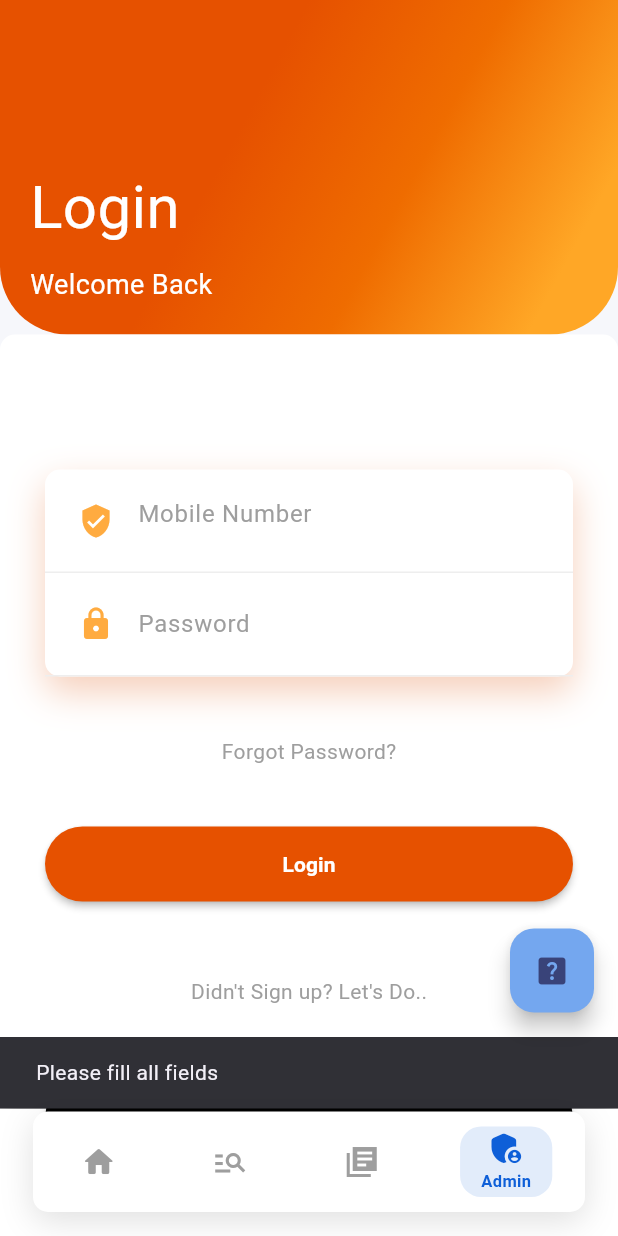
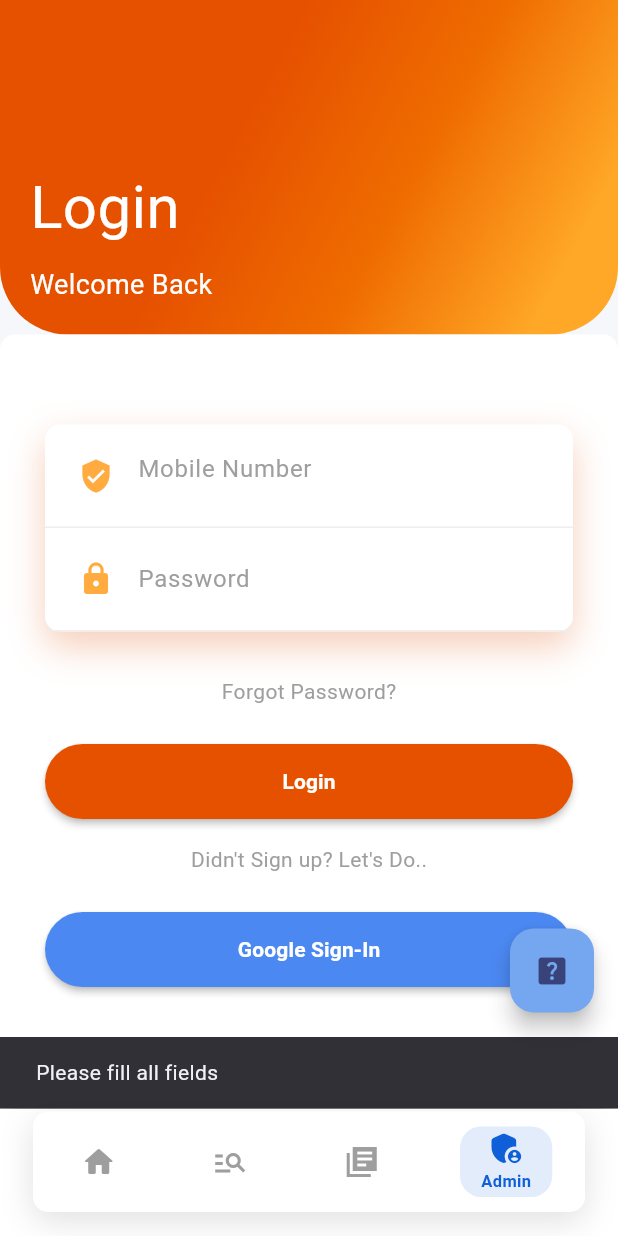
Before and after one commit to SChandu7/infumedz, a Flutter app: the MainShell screen opened directly, item 4 of the bottom bar chosen, after a tap on "Login", on a phone screen of 412 x 824 dp. Run offline on Flutter 3.47's test engine with Material 3 defaults, Android fonts, the phone set to English and light mode, and no system bars; our stand-ins replace animate_do, chewie, dio, file_picker, firebase_core, firebase_dynamic_links and 9 more; missing offline and left inert: flutter_file_dialog, flutter_pdfview, razorpay_flutter; accounts and stored records are empty; network calls fail.

```diff
--- a/lib/loginsignup.dart
+++ b/lib/loginsignup.dart
@@ -236,7 +236,7 @@ class _LoginPageState extends State<LoginPage> {
                           padding: const EdgeInsets.all(30),
                           child: Column(
                             children: <Widget>[
-                              const SizedBox(height: 60),
+                              const SizedBox(height: 30),
                               FadeInUp(
                                 duration: const Duration(milliseconds: 1200),
                                 child: Container(
@@ -339,7 +339,7 @@ class _LoginPageState extends State<LoginPage> {
                                   ),
                                 ),
                               ),
-                              const SizedBox(height: 40),
+                              const SizedBox(height: 30),
                               FadeInUp(
                                 duration: const Duration(milliseconds: 1300),
                                 child: const Text(
@@ -347,7 +347,7 @@ class _LoginPageState extends State<LoginPage> {
                                   style: TextStyle(color: Colors.grey),
                                 ),
                               ),
-                              const SizedBox(height: 40),
+                              const SizedBox(height: 25),
                               FadeInUp(
                                 duration: const Duration(milliseconds: 1400),
                                 child: MaterialButton(
@@ -459,7 +459,7 @@ class _LoginPageState extends State<LoginPage> {
                                   ),
                                 ),
                               ),
-                              const SizedBox(height: 50),
+                              const SizedBox(height: 17),
                               FadeInUp(
                                 duration: const Duration(milliseconds: 1500),
                                 child: InkWell(
@@ -481,10 +481,10 @@ class _LoginPageState extends State<LoginPage> {
                                   ),
                                 ),
                               ),
-                              const SizedBox(height: 30),
-                              Expanded(
-                                child: FadeInUp(
-                                  duration: const Duration(milliseconds: 1700),
+                              const SizedBox(height: 25),
+
+                              FadeInUp(
+                                duration: const Duration(milliseconds: 1400),
                                 child: MaterialButton(
                                   onPressed: () async {
                                     final result = await AuthService()
@@ -531,21 +531,26 @@ class _LoginPageState extends State<LoginPage> {
                                       ).showSnackBar(
                                         SnackBar(
                                           content: Text(
-                                              result?["error"] ??
-                                                  "Login failed",
+                                            result?["error"] ?? "Login failed",
                                           ),
                                         ),
                                       );
                                     }
                                   },
+
                                   height: 50,
-                                    color: Colors.black,
+                                  color: const Color.fromARGB(
+                                    255,
+                                    75,
+                                    136,
+                                    241,
+                                  ),
                                   shape: RoundedRectangleBorder(
                                     borderRadius: BorderRadius.circular(50),
                                   ),
                                   child: const Center(
                                     child: Text(
-                                        "Google",
+                                      "Google Sign-In",
                                       style: TextStyle(
                                         color: Colors.white,
                                         fontWeight: FontWeight.bold,
@@ -554,7 +559,7 @@ class _LoginPageState extends State<LoginPage> {
                                   ),
                                 ),
                               ),
-                              ),
+                              const SizedBox(height: 30),
                             ],
                           ),
                         ),
--- a/lib/main.dart
+++ b/lib/main.dart
@@ -209,7 +209,24 @@ class _MainShellState extends State<MainShell> {
       _phone = phone;
       _email = email;
 
+      Future<void> _loadSession() async {
+        final phone = await UserSession.getUserphonenumber();
+        final email = await UserSession.getUseremail();
+
+        setState(() {
+          _phone = phone;
+          _email = email;
+
           _isAdmin =
+              phone == "9949597079" ||
+              phone == "9167459168" ||
+              phone == "9167459138" ||
+              phone == "0000000000" ||
+              phone == "0987654321" ||
+              email == "chandrasekharsuragani532@gmail.com";
+        });
+      }
+
       phone == "9949597079" ||
           phone == "9167459168" ||
           phone == "9167459138" ||
@@ -641,6 +658,10 @@ class _HomePageState extends State<HomePage> with TickerProviderStateMixin {
   List notifications = [];
   bool isLoadingNotifications = true;
 
+  String? _phone;
+  String? _email;
+  bool _isAdmin = false;
+
   @override
   void initState() {
     super.initState();
@@ -658,6 +679,25 @@ class _HomePageState extends State<HomePage> with TickerProviderStateMixin {
     );
 
     Future.delayed(const Duration(seconds: 5), _autoScroll);
+    _loadSession();
+  }
+
+  Future<void> _loadSession() async {
+    final phone = await UserSession.getUserphonenumber();
+    final email = await UserSession.getUseremail();
+
+    setState(() {
+      _phone = phone;
+      _email = email;
+
+      _isAdmin =
+          phone == "9949597079" ||
+          phone == "9167459168" ||
+          phone == "9167459138" ||
+          phone == "0000000000" ||
+          phone == "0987654321" ||
+          email == "chandrasekharsuragani532@gmail.com";
+    });
   }
 
   @override
@@ -982,7 +1022,7 @@ class _HomePageState extends State<HomePage> with TickerProviderStateMixin {
   Widget _buildMarquee() {
     final text = aboutText.isNotEmpty
         ? aboutText
-        : "Welcome to InfuMedz Medical Learning Platform";
+        : "! No Internet Connection or Server Error Detected !";
 
     return Container(
       height: 32,
@@ -1138,11 +1178,23 @@ class _HomePageState extends State<HomePage> with TickerProviderStateMixin {
                 // RIGHT: NOTIFICATION / PROFILE
                 InkWell(
                   onTap: () {
+                    if (_isAdmin) {
+                      Navigator.push(
+                        context,
+                        MaterialPageRoute<void>(
+                          builder: (context) => AdminDashboardScreen(),
+                        ),
+                      );
+                    } else {
+                      print(UserSession.getUserphonenumber().toString());
+                      print(
+                        "=============================================================0",
+                      );
                       _showNotificationPanel();
                       setState(() {
                         // Optional: clear badge after opening
-                      // notifications.clear();
                       });
+                    }
                   },
                   child: Stack(
                     clipBehavior: Clip.none,
```
Lines whose indentation alone changed are shown as unchanged.
